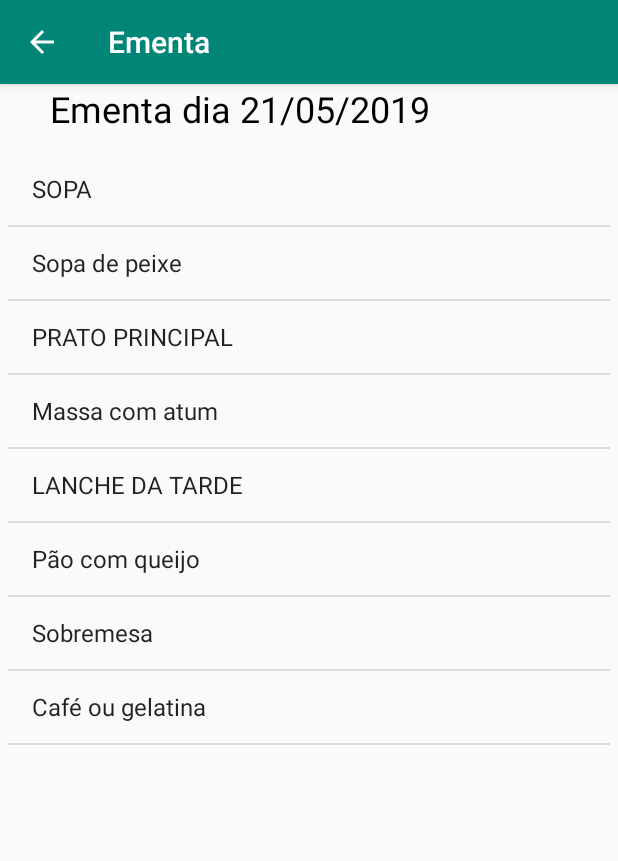
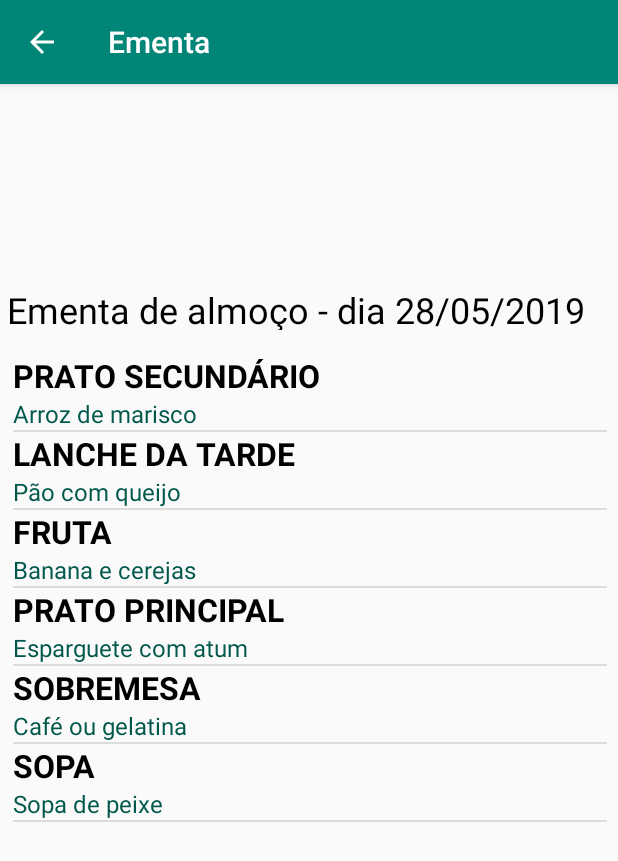
Before and after one commit to jcoelh0/IHC-AEEB, an Android app: the screen it shows after launch (Ementa), after a tap on "EMENTAS", on a phone screen of 412 x 824 dp. Shown: the top 861 px of the screen. Run offline under Robolectric (Android 15) with nearby library versions, the phone set to English and light mode, and no system bars.

Commit message:
eventos added and fixed ementa

```diff
--- a/app/src/main/java/com/example/myapplication/Ementa.java
+++ b/app/src/main/java/com/example/myapplication/Ementa.java
@@ -4,10 +4,14 @@ import android.support.v7.app.AppCompatActivity;
 import android.os.Bundle;
 import android.widget.ArrayAdapter;
 import android.widget.ListView;
+import android.widget.SimpleAdapter;
 
 import java.util.ArrayList;
 import java.util.Arrays;
+import java.util.HashMap;
+import java.util.Iterator;
 import java.util.List;
+import java.util.Map;
 
 public class Ementa extends AppCompatActivity {
 
@@ -15,27 +19,34 @@ public class Ementa extends AppCompatActivity {
     protected void onCreate(Bundle savedInstanceState) {
         super.onCreate(savedInstanceState);
         setContentView(R.layout.activity_ementa);
-        final ListView lv = (ListView) findViewById(R.id.listView1);
 
-        String[] pratos = new String[] {
-                "SOPA",
-                "Sopa de peixe",
-                "PRATO PRINCIPAL",
-                "Massa com atum",
-                "LANCHE DA TARDE",
-                "Pão com queijo"
-        };
+        ListView resultsListView = (ListView) findViewById(R.id.listView1);
 
-        final List<String> ementa = new ArrayList<String>(Arrays.asList(pratos));
+        HashMap<String, String> nameAddresses = new HashMap<>();
+        nameAddresses.put("SOPA", "Sopa de peixe");
+        nameAddresses.put("PRATO PRINCIPAL", "Esparguete com atum");
+        nameAddresses.put("PRATO SECUNDÁRIO", "Arroz de marisco");
+        nameAddresses.put("FRUTA", "Banana e cerejas");
+        nameAddresses.put("SOBREMESA", "Café ou gelatina");
+        nameAddresses.put("LANCHE DA TARDE", "Pão com queijo");
 
-        final ArrayAdapter<String> arrayAdapter = new ArrayAdapter<String>
-                (this, android.R.layout.simple_list_item_1, ementa);
+        List<HashMap<String, String>> listItems = new ArrayList<>();
+        SimpleAdapter adapter = new SimpleAdapter(this, listItems, R.layout.list_item,
+                new String[]{"First Line", "Second Line"},
+                new int[]{R.id.text1, R.id.text2});
 
-        lv.setAdapter(arrayAdapter);
 
-        ementa.add("Sobremesa");
-        ementa.add("Café ou gelatina");
-        arrayAdapter.notifyDataSetChanged();
+        Iterator it = nameAddresses.entrySet().iterator();
+        while (it.hasNext())
+        {
+            HashMap<String, String> resultsMap = new HashMap<>();
+            Map.Entry pair = (Map.Entry)it.next();
+            resultsMap.put("First Line", pair.getKey().toString());
+            resultsMap.put("Second Line", pair.getValue().toString());
+            listItems.add(resultsMap);
+        }
+
+        resultsListView.setAdapter(adapter);
     }
 
 }
--- a/app/src/main/java/com/example/myapplication/MainActivity.java
+++ b/app/src/main/java/com/example/myapplication/MainActivity.java
@@ -3,17 +3,13 @@ package com.example.myapplication;
 import android.content.Intent;
 import android.support.v7.app.AppCompatActivity;
 import android.os.Bundle;
-import android.util.Log;
 import android.view.Menu;
 import android.view.MenuInflater;
-import android.view.MenuItem;
 import android.view.View;
 import android.widget.Button;
 import android.widget.CompoundButton;
 import android.widget.Switch;
 import android.widget.TextView;
-import android.widget.Toast;
-import android.widget.ToggleButton;
 
 public class MainActivity extends AppCompatActivity {
 
@@ -27,14 +23,9 @@ public class MainActivity extends AppCompatActivity {
     protected void onCreate(Bundle savedInstanceState) {
         super.onCreate(savedInstanceState);
         setContentView(R.layout.activity_main);
-        //Toast.makeText(this,"Your Message", Toast.LENGTH_LONG).show();
 
         // variavel para objeto Switch seleciona tipo de usuario
         Switch usuarioSwitch = (Switch) findViewById(R.id.switch1);
-        if(tipoUsuario){
-            usuarioSwitch.setChecked(true);
-            setTextElement(tipoUsuario);
-        }
 
         // verifica o estado atual do Switch (true or false)
         usuarioSwitch.setOnCheckedChangeListener(new CompoundButton.OnCheckedChangeListener() {
@@ -44,11 +35,11 @@ public class MainActivity extends AppCompatActivity {
                 } else {
                     tipoUsuario = false;
                 }
-                setTextElement(tipoUsuario);
+                setElement(tipoUsuario);
             }
         });
 
-        setTextElement(tipoUsuario);
+        setElement(tipoUsuario);
 
         Button anunciosBttn = findViewById(R.id.button5);
         anunciosBttn.setOnClickListener(new View.OnClickListener() {
@@ -95,6 +86,15 @@ public class MainActivity extends AppCompatActivity {
             }
         });
 
+        Button eventosBttn = findViewById(R.id.button4);
+        eventosBttn.setOnClickListener(new View.OnClickListener() {
+            public void onClick(View v) {
+                System.out.println("Button Clicked");
+                Intent eventos = new Intent(getApplicationContext(), Eventos.class);
+                startActivity(eventos);
+            }
+        });
+
     }
 
     @Override
@@ -108,9 +108,9 @@ public class MainActivity extends AppCompatActivity {
         return true;
     }
 
-    public void setTextElement(boolean tipoUsuario){
+    public void setElement(boolean tipoUsuario){
         // variavel para objeto TextView
-        TextView textElement = (TextView) findViewById(R.id.textView2);
+        TextView textElement = findViewById(R.id.textView4);
         if(tipoUsuario) {
             textElement.setText("Professor: Carlos Fonseca");
         } else {
--- a/app/src/main/res/layout/activity_ementa.xml
+++ b/app/src/main/res/layout/activity_ementa.xml
@@ -8,17 +8,18 @@
 
     <ListView
         android:id="@+id/listView1"
-        android:layout_width="401dp"
-        android:layout_height="0dp"
-        android:layout_marginBottom="7dp"
+        android:layout_width="396dp"
+        android:layout_height="588dp"
+        android:layout_marginStart="8dp"
         app:layout_constraintBottom_toBottomOf="parent"
         app:layout_constraintEnd_toEndOf="parent"
+        app:layout_constraintHorizontal_bias="0.1"
         app:layout_constraintStart_toStartOf="parent"
-        app:layout_constraintTop_toBottomOf="@+id/textView6" />
+        app:layout_constraintTop_toBottomOf="@+id/textView3" />
 
     <TextView
         android:id="@+id/textView6"
-        android:layout_width="346dp"
+        android:layout_width="403dp"
         android:layout_height="30dp"
         android:layout_marginBottom="16dp"
         android:text="@string/ementaDia"
@@ -27,5 +28,6 @@
         app:layout_constraintBottom_toTopOf="@+id/listView1"
         app:layout_constraintEnd_toEndOf="parent"
         app:layout_constraintStart_toStartOf="parent"
-        app:layout_constraintTop_toTopOf="parent" />
+        app:layout_constraintTop_toTopOf="parent"
+        app:layout_constraintVertical_bias="1.0" />
 </android.support.constraint.ConstraintLayout>
--- a/app/src/main/res/layout/activity_main.xml
+++ b/app/src/main/res/layout/activity_main.xml
@@ -96,13 +96,12 @@
         android:layout_height="0dp"
         android:layout_marginEnd="36dp"
         android:layout_marginBottom="10dp"
-        android:onClick="launchAnuncios"
         android:text="@string/button5"
         android:drawableTop="@drawable/baseline_record_voice_over_black_24dp"
         app:layout_constraintBottom_toTopOf="@+id/button8"
         app:layout_constraintEnd_toStartOf="@+id/button6"
         app:layout_constraintStart_toEndOf="@+id/button4"
-        app:layout_constraintTop_toBottomOf="@+id/button2" />
+        app:layout_constraintTop_toBottomOf="@+id/button2"/>
 
     <Button
         android:id="@+id/button2"
@@ -145,7 +144,7 @@
         app:layout_constraintVertical_bias="1.0" />
 
     <TextView
-        android:id="@+id/textView2"
+        android:id="@+id/textView4"
         android:layout_width="395dp"
         android:layout_height="wrap_content"
         android:layout_marginStart="8dp"
--- /dev/null
+++ b/app/src/main/res/layout/list_item.xml
@@ -0,0 +1,20 @@
+<?xml version="1.0" encoding="utf-8"?>
+<LinearLayout xmlns:android="http://schemas.android.com/apk/res/android"
+    android:orientation="vertical" android:layout_width="match_parent"
+    android:layout_height="match_parent">
+
+    <TextView android:id="@+id/text1"
+        android:layout_width="match_parent"
+        android:layout_height="wrap_content"
+        android:textColor="@android:color/black"
+        android:textSize="21sp"
+        android:textStyle="bold"
+        />
+
+    <TextView android:id="@+id/text2"
+        android:layout_width="match_parent"
+        android:layout_height="wrap_content"
+        android:textSize="16sp"
+        android:textColor="@color/colorPrimaryDark"/>
+
+</LinearLayout>
--- a/app/src/main/res/values/strings.xml
+++ b/app/src/main/res/values/strings.xml
@@ -32,7 +32,7 @@
     <string name="descriçaovisita">Visita de estudo a uma fábrica de têxtil, assinar folha até ao dia 15/05/2019</string>
     <string name="descri_o">Descrição</string>
     <string name="atividade">Atividade</string>
-    <string name="ementaDia">Ementa dia 21/05/2019</string>
+    <string name="ementaDia">Ementa de almoço - dia 28/05/2019</string>
     <string name="segunda_feira">Segunda-feira</string>
     <string name="ter_a_feira">Terça-feira</string>
     <string name="quarta_feira">Quarta-feira</string>
@@ -47,5 +47,9 @@
     <string name="dataAtiv">Data: 21/05/2019</string>
     <string name="persona">Ana Marisa Rondão</string>
     <string name="info_pessoal">INFORMAÇÃO PESSOAL</string>
+    <string name="evento1">Visita de estudo a Mafra com a turma A e C</string>
+    <string name="dataEvento1">Data: 05 junho 2019</string>
     <string name="textview1">TextView</string>
+    <string name="evento2">Reunião com pais de todas as turmas</string>
+    <string name="dataEvento2">Data: 17 junho 2019</string>
 </resources>
--- a/app/src/main/res/values/styles.xml
+++ b/app/src/main/res/values/styles.xml
@@ -17,4 +17,10 @@
         <item name="windowNoTitle">true</item>
     </style>
 
+    <style name="Divider">
+        <item name="android:layout_width">match_parent</item>
+        <item name="android:layout_height">1dp</item>
+        <item name="android:background">?android:attr/listDivider</item>
+    </style>
+
 </resources>
```
Also changed, not shown: app/src/main/AndroidManifest.xml (+8 -8 lines), app/src/main/java/com/example/myapplication/Anuncios.java (+18 -11 lines), app/src/main/java/com/example/myapplication/Anuncios_Add.java (+25 -7 lines), app/src/main/java/com/example/myapplication/Eventos.java (added, +13 -0 lines), app/src/main/java/com/example/myapplication/MeusDados.java (+16 -16 lines), app/src/main/res/drawable/list_divider.xml (added, +8 -0 lines), app/src/main/res/layout/activity_anuncios.xml (+6 -5 lines), app/src/main/res/layout/activity_atividades_extracur.xml (+15 -13 lines), app/src/main/res/layout/activity_eventos.xml (added, +114 -0 lines), app/src/main/res/layout/activity_meus_dados.xml (+7 -7 lines).
